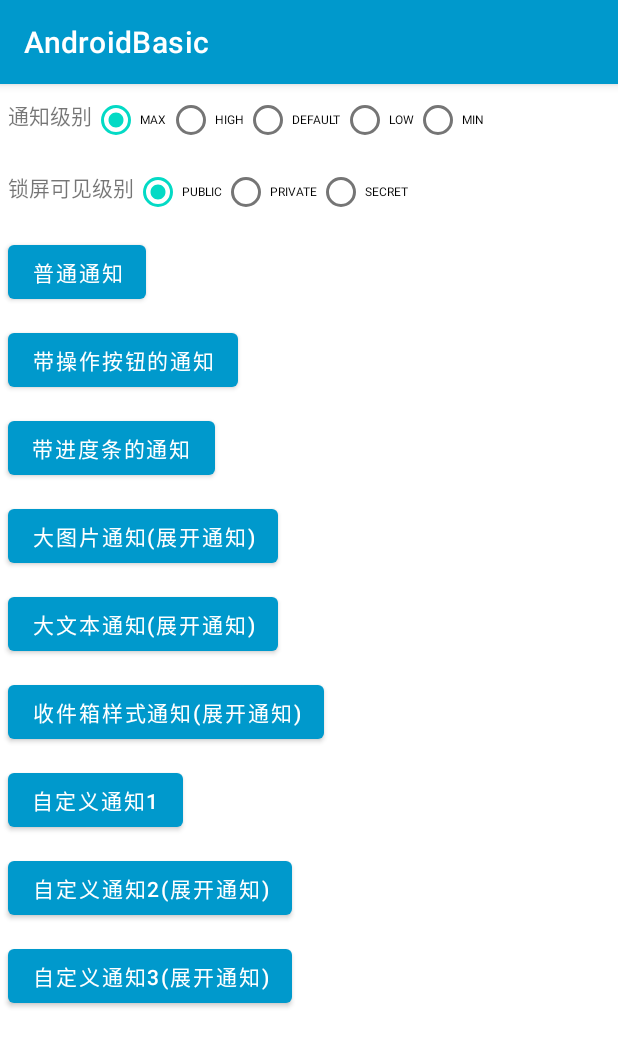
After one commit to KoWunnaKo/AndroidBasic, an Android app: the NotificationActivity screen opened directly, with no data from a screen before it, on a phone screen of 412 x 824 dp. The commit adds this screen. Shown: the top 1047 px of the screen. Run offline under Robolectric (Android 15) with nearby library versions, the phone set to English and light mode, and no system bars.

Commit message:
add notification

```diff
--- a/app/src/main/AndroidManifest.xml
+++ b/app/src/main/AndroidManifest.xml
@@ -9,7 +9,8 @@
         android:roundIcon="@mipmap/ic_launcher_round"
         android:supportsRtl="true"
         android:theme="@style/Theme.AndroidBasic">
-        <activity android:name=".cardview.CardViewActivity"></activity>
+        <activity android:name=".notification.NotificationActivity"></activity>
+        <activity android:name=".cardview.CardViewActivity" />
         <activity android:name=".recyclerview.RecyclerViewActivity" />
         <activity android:name=".MainActivity">
             <intent-filter>
--- a/app/src/main/java/com/exciter/androidbasic/MainActivity.java
+++ b/app/src/main/java/com/exciter/androidbasic/MainActivity.java
@@ -6,9 +6,9 @@ import androidx.recyclerview.widget.RecyclerView;
 
 import android.content.Intent;
 import android.os.Bundle;
-import android.view.View;
 
 import com.exciter.androidbasic.cardview.CardViewActivity;
+import com.exciter.androidbasic.notification.NotificationActivity;
 import com.exciter.androidbasic.recyclerview.RecyclerViewActivity;
 
 import java.util.ArrayList;
@@ -30,6 +30,7 @@ public class MainActivity extends AppCompatActivity {
     private void initData() {
         mData.add("RecyclerView");
         mData.add("CardView");
+        mData.add("Notification");
         mHomeAdapter.notifyDataSetChanged();
     }
 
@@ -46,6 +47,9 @@ public class MainActivity extends AppCompatActivity {
                 case 1:
                     startActivity(new Intent(MainActivity.this, CardViewActivity.class));
                     break;
+                case 2:
+                    startActivity(new Intent(MainActivity.this, NotificationActivity.class));
+                    break;
                 default:
                     break;
             }
--- /dev/null
+++ b/app/src/main/res/layout/activity_notification.xml
@@ -0,0 +1,159 @@
+<?xml version="1.0" encoding="utf-8"?>
+<LinearLayout xmlns:android="http://schemas.android.com/apk/res/android"
+    xmlns:app="http://schemas.android.com/apk/res-auto"
+    xmlns:tools="http://schemas.android.com/tools"
+    android:layout_width="match_parent"
+    android:layout_height="match_parent"
+    android:orientation="vertical"
+    tools:context=".notification.NotificationActivity">
+
+    <RadioGroup
+        android:id="@+id/rg_notify_level"
+        android:layout_width="wrap_content"
+        android:layout_height="wrap_content"
+        android:layout_marginHorizontal="5dp"
+        android:orientation="horizontal">
+
+        <TextView
+            android:layout_width="wrap_content"
+            android:layout_height="wrap_content"
+            android:text="通知级别" />
+
+        <RadioButton
+            android:id="@+id/rb_max"
+            android:layout_width="wrap_content"
+            android:layout_height="wrap_content"
+            android:checked="true"
+            android:text="MAX"
+            android:textSize="8dp" />
+
+        <RadioButton
+            android:id="@+id/rb_high"
+            android:layout_width="wrap_content"
+            android:layout_height="wrap_content"
+            android:text="HIGH"
+            android:textSize="8dp" />
+
+        <RadioButton
+            android:id="@+id/rb_default"
+            android:layout_width="wrap_content"
+            android:layout_height="wrap_content"
+            android:text="DEFAULT"
+            android:textSize="8dp" />
+
+        <RadioButton
+            android:id="@+id/rb_low"
+            android:layout_width="wrap_content"
+            android:layout_height="wrap_content"
+            android:text="LOW"
+            android:textSize="8dp" />
+
+        <RadioButton
+            android:id="@+id/rb_min"
+            android:layout_width="wrap_content"
+            android:layout_height="wrap_content"
+            android:text="MIN"
+            android:textSize="8dp" />
+
+    </RadioGroup>
+
+    <RadioGroup
+        android:id="@+id/rg_lock_level"
+        android:layout_width="wrap_content"
+        android:layout_height="wrap_content"
+        android:layout_marginHorizontal="5dp"
+        android:orientation="horizontal">
+
+        <TextView
+            android:layout_width="wrap_content"
+            android:layout_height="wrap_content"
+            android:text="锁屏可见级别" />
+
+        <RadioButton
+            android:id="@+id/rb_public"
+            android:layout_width="wrap_content"
+            android:layout_height="wrap_content"
+            android:checked="true"
+            android:text="PUBLIC"
+            android:textSize="8dp" />
+
+        <RadioButton
+            android:id="@+id/rb_private"
+            android:layout_width="wrap_content"
+            android:layout_height="wrap_content"
+            android:text="PRIVATE"
+            android:textSize="8dp" />
+
+        <RadioButton
+            android:id="@+id/rb_secret"
+            android:layout_width="wrap_content"
+            android:layout_height="wrap_content"
+            android:text="SECRET"
+            android:textSize="8dp" />
+
+    </RadioGroup>
+
+    <Button
+        android:id="@+id/btn_01"
+        android:layout_width="wrap_content"
+        android:layout_height="wrap_content"
+        android:layout_margin="5dp"
+        android:text="普通通知" />
+
+    <Button
+        android:id="@+id/btn_02"
+        android:layout_width="wrap_content"
+        android:layout_height="wrap_content"
+        android:layout_margin="5dp"
+        android:text="带操作按钮的通知" />
+
+    <Button
+        android:id="@+id/btn_03"
+        android:layout_width="wrap_content"
+        android:layout_height="wrap_content"
+        android:layout_margin="5dp"
+        android:text="带进度条的通知" />
+
+    <Button
+        android:id="@+id/btn_04"
+        android:layout_width="wrap_content"
+        android:layout_height="wrap_content"
+        android:layout_margin="5dp"
+        android:text="大图片通知(展开通知)" />
+
+    <Button
+        android:id="@+id/btn_05"
+        android:layout_width="wrap_content"
+        android:layout_height="wrap_content"
+        android:layout_margin="5dp"
+        android:text="大文本通知(展开通知)" />
+
+    <Button
+        android:id="@+id/btn_06"
+        android:layout_width="wrap_content"
+        android:layout_height="wrap_content"
+        android:layout_margin="5dp"
+        android:text="收件箱样式通知(展开通知)" />
+
+    <Button
+        android:id="@+id/btn_07"
+        android:layout_width="wrap_content"
+        android:layout_height="wrap_content"
+        android:layout_margin="5dp"
+        android:text="自定义通知1" />
+
+    <Button
+        android:id="@+id/btn_08"
+        android:layout_width="wrap_content"
+        android:layout_height="wrap_content"
+        android:layout_margin="5dp"
+        android:text="自定义通知2(展开通知)" />
+
+    <Button
+        android:id="@+id/btn_09"
+        android:layout_width="wrap_content"
+        android:layout_height="wrap_content"
+        android:layout_margin="5dp"
+        android:text="自定义通知3(展开通知)" />
+
+</LinearLayout>
--- a/app/src/main/res/values/themes.xml
+++ b/app/src/main/res/values/themes.xml
@@ -2,8 +2,8 @@
     <!-- Base application theme. -->
     <style name="Theme.AndroidBasic" parent="Theme.MaterialComponents.DayNight.DarkActionBar">
         <!-- Primary brand color. -->
-        <item name="colorPrimary">@color/purple_500</item>
-        <item name="colorPrimaryVariant">@color/purple_700</item>
+        <item name="colorPrimary">@android:color/holo_blue_dark</item>
+        <item name="colorPrimaryVariant">@android:color/holo_blue_light</item>
         <item name="colorOnPrimary">@color/white</item>
         <!-- Secondary brand color. -->
         <item name="colorSecondary">@color/teal_200</item>
```
Also changed, not shown: app/src/main/java/com/exciter/androidbasic/notification/NotificationActivity.java (added, +290 -0 lines), app/src/main/res/layout/view_custom_big_notification.xml (added, +27 -0 lines), app/src/main/res/layout/view_custom_notification.xml (added, +28 -0 lines), app/src/main/res/drawable-xxhdpi/notification.png (added).
